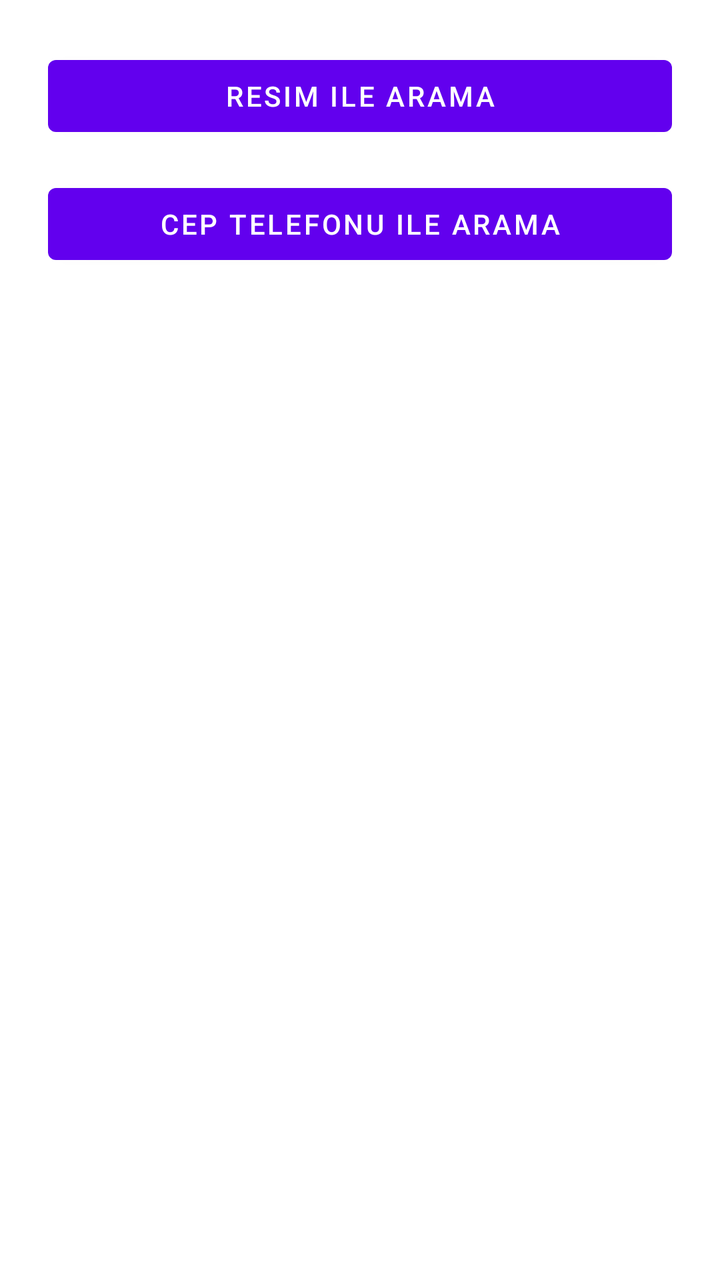
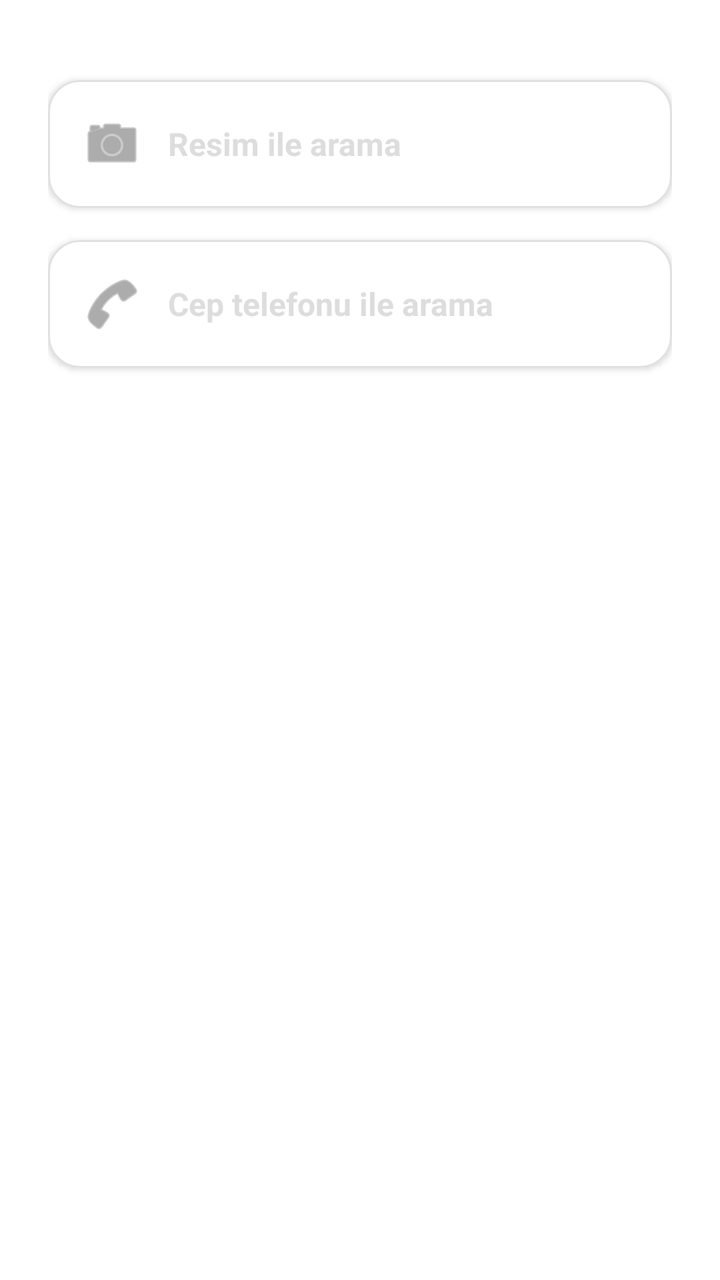

The first picture is an Android layout as it rendered before a commit; the second is the same layout after the commit. The layout source and the unified diff follow.
<!-- AndroidManifest.xml: application theme Theme.MaterialComponents.DayNight.NoActionBar -->
<!-- res/layout/activity_search_order.xml -->
<?xml version="1.0" encoding="utf-8"?>
<LinearLayout xmlns:android="http://schemas.android.com/apk/res/android"
    android:padding="24dp"
    android:orientation="vertical"
    android:layout_width="match_parent"
    android:layout_height="match_parent">

    <Button
        android:id="@+id/btnSearchByImage"
        android:layout_width="match_parent"
        android:layout_height="wrap_content"
        android:text="@string/search_order_button_by_image" />

    <Button
        android:id="@+id/btnSearchByPhone"
        android:layout_marginTop="16dp"
        android:layout_width="match_parent"
        android:layout_height="wrap_content"
        android:text="@string/search_order_button_by_phone" />
</LinearLayout>
<!-- resources referenced by this layout -->
<resources>
  <string name="search_order_button_by_image">Resim ile arama</string>
  <string name="search_order_button_by_phone">Cep telefonu ile arama</string>
</resources>

<!-- the commit's change to res/layout/activity_search_order.xml (unified diff, before → after) -->
@@ -1,20 +1,85 @@
 <?xml version="1.0" encoding="utf-8"?>
 <LinearLayout xmlns:android="http://schemas.android.com/apk/res/android"
-    android:padding="24dp"
+    xmlns:app="http://schemas.android.com/apk/res-auto"
+    android:id="@+id/layoutSearchOrder"
+    android:layout_width="match_parent"
+    android:layout_height="match_parent"
     android:orientation="vertical"
-    android:layout_width="match_parent"
-    android:layout_height="match_parent">
+    android:background="@android:color/white"
+    android:padding="24dp">
 
-    <Button
+    
+    <com.google.android.material.card.MaterialCardView
         android:id="@+id/btnSearchByImage"
         android:layout_width="match_parent"
         android:layout_height="wrap_content"
-        android:text="@string/search_order_button_by_image" />
+        android:layout_marginTop="16dp"
+        app:cardCornerRadius="16dp"
+        app:cardElevation="2dp"
+        app:strokeWidth="1dp"
+        app:strokeColor="#E0E0E0">
 
-    <Button
+        <LinearLayout
+            android:layout_width="match_parent"
+            android:layout_height="wrap_content"
+            android:orientation="horizontal"
+            android:padding="16dp"
+            android:gravity="center_vertical">
+
+            <ImageView
+                android:layout_width="32dp"
+                android:layout_height="32dp"
+                android:src="@android:drawable/ic_menu_camera"
+                android:tint="#757575"
+                android:contentDescription="@string/search_order_button_by_image" />
+
+            <TextView
+                android:layout_width="0dp"
+                android:layout_height="wrap_content"
+                android:layout_weight="1"
+                android:layout_marginStart="12dp"
+                android:text="@string/search_order_button_by_image"
+                android:textSize="16sp"
+                android:textStyle="bold"
+                android:textColor="#DDDDDD" />
+        </LinearLayout>
+    </com.google.android.material.card.MaterialCardView>
+
+    
+    <com.google.android.material.card.MaterialCardView
         android:id="@+id/btnSearchByPhone"
-        android:layout_marginTop="16dp"
         android:layout_width="match_parent"
         android:layout_height="wrap_content"
-        android:text="@string/search_order_button_by_phone" />
+        android:layout_marginTop="16dp"
+        app:cardCornerRadius="16dp"
+        app:cardElevation="2dp"
+        app:strokeWidth="1dp"
+        app:strokeColor="#E0E0E0">
+
+        <LinearLayout
+            android:layout_width="match_parent"
+            android:layout_height="wrap_content"
+            android:orientation="horizontal"
+            android:padding="16dp"
+            android:gravity="center_vertical">
+
+            <ImageView
+                android:layout_width="32dp"
+                android:layout_height="32dp"
+                android:src="@android:drawable/ic_menu_call"
+                android:tint="#757575"
+                android:contentDescription="@string/search_order_button_by_phone" />
+
+            <TextView
+                android:layout_width="0dp"
+                android:layout_height="wrap_content"
+                android:layout_weight="1"
+                android:layout_marginStart="12dp"
+                android:text="@string/search_order_button_by_phone"
+                android:textSize="16sp"
+                android:textStyle="bold"
+                android:textColor="#DDDDDD" />
+        </LinearLayout>
+    </com.google.android.material.card.MaterialCardView>
+
 </LinearLayout>
